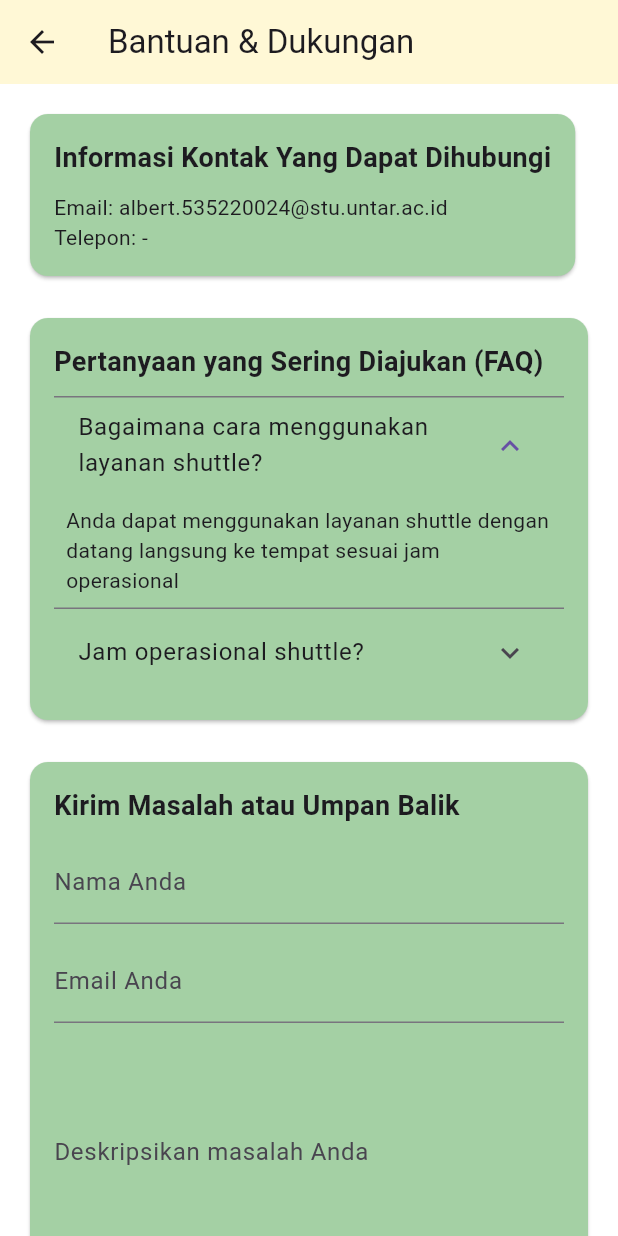
After one commit to BertyAl/FlutterP1, a Flutter app: the HelpSupportScreen screen opened directly, after a tap on "Bagaimana cara menggunakan layanan shutt", on a phone screen of 412 x 824 dp. The commit adds this screen. Run offline on Flutter 3.47's test engine with Material 3 defaults, Android fonts, the phone set to English and light mode, and no system bars; drawn by our look-alikes of flutter_form_builder; our stand-ins replace cloud_firestore, firebase_auth, firebase_core, firebase_storage, flutter_map, form_builder_validators and 2 more; missing offline and left inert: firebase_app_check; accounts and stored records are empty.

Commit message:
Add additional screen Fixed Icon app change  app name

```diff
--- a/lib/screens/parking_utils/selection_button_ui.dart
+++ b/lib/screens/parking_utils/selection_button_ui.dart
@@ -22,7 +22,6 @@ class _SelectionButtonPageState extends State<SelectionButtonPage> {
 
   @override
   void initState() {
-    // TODO: implement initState
     super.initState();
     List<Seat> seats = Provider.of<SelectionButtonProvider>(context, listen: false).selectedSeats;
 
@@ -34,7 +33,6 @@ class _SelectionButtonPageState extends State<SelectionButtonPage> {
 
   @override
   void dispose() {
-    // TODO: implement dispose
     super.dispose();
     searchController.dispose();
   }
--- /dev/null
+++ b/lib/screens/profile_extension_screen/bantuan_screen.dart
@@ -0,0 +1,151 @@
+import 'package:flutter/material.dart';
+import 'package:flutter_form_builder/flutter_form_builder.dart';
+import 'package:form_builder_validators/form_builder_validators.dart';
+
+import '../../utils/colors.dart'; // Import untuk FormBuilderValidators
+
+class HelpSupportScreen extends StatelessWidget {
+  final _formKey = GlobalKey<FormBuilderState>();
+
+  @override
+  Widget build(BuildContext context) {
+    return Scaffold(
+      appBar: AppBar(
+        title: Text('Bantuan & Dukungan'),
+        backgroundColor: main1,
+      ),
+      body: SingleChildScrollView(
+        padding: EdgeInsets.all(16.0),
+        child: Column(
+          crossAxisAlignment: CrossAxisAlignment.start,
+          children: [
+            _buildContactInfo(),
+            SizedBox(height: 20),
+            _buildFAQSection(),
+            SizedBox(height: 20),
+            _buildFeedbackForm(context),
+          ],
+        ),
+      ),
+      backgroundColor: Colors.white,
+    );
+  }
+
+  Widget _buildContactInfo() {
+    return Card(
+      color: upper1,
+      child: Padding(
+        padding: EdgeInsets.all(16.0),
+        child: Column(
+          crossAxisAlignment: CrossAxisAlignment.start,
+          children: [
+            Text(
+              'Informasi Kontak Yang Dapat Dihubungi',
+              style: TextStyle(fontSize: 18, fontWeight: FontWeight.bold),
+            ),
+            SizedBox(height: 10),
+            Text('Email: albert.535220024@stu.untar.ac.id'),
+            Text('Telepon: -'),
+          ],
+        ),
+      ),
+    );
+  }
+
+  Widget _buildFAQSection() {
+    return Card(
+      color: upper1,
+      child: Padding(
+        padding: EdgeInsets.all(16.0),
+        child: Column(
+          crossAxisAlignment: CrossAxisAlignment.start,
+          children: [
+            Text(
+              'Pertanyaan yang Sering Diajukan (FAQ)',
+              style: TextStyle(fontSize: 18, fontWeight: FontWeight.bold),
+            ),
+            SizedBox(height: 10),
+            _buildFAQItem('Bagaimana cara menggunakan layanan shuttle?', 'Anda dapat menggunakan layanan shuttle dengan datang langsung ke tempat sesuai jam operasional'),
+            _buildFAQItem('Jam operasional shuttle?', 'Jadwal Shuttle sudah ada pada halaman yang tersedia'),
+          ],
+        ),
+      ),
+    );
+  }
+
+  Widget _buildFAQItem(String question, String answer) {
+    return ExpansionTile(
+      title: Text(question),
+      children: [
+        Padding(
+          padding: EdgeInsets.all(8.0),
+          child: Text(answer),
+        ),
+      ],
+    );
+  }
+
+  Widget _buildFeedbackForm(BuildContext context) {
+    return Card(
+      color: upper1,
+      child: Padding(
+        padding: EdgeInsets.all(16.0),
+        child: FormBuilder(
+          key: _formKey,
+          child: Column(
+            crossAxisAlignment: CrossAxisAlignment.start,
+            children: [
+              Text(
+                'Kirim Masalah atau Umpan Balik',
+                style: TextStyle(fontSize: 18, fontWeight: FontWeight.bold),
+              ),
+              SizedBox(height: 10),
+              FormBuilderTextField(
+                name: 'name',
+                decoration: InputDecoration(
+                  labelText: 'Nama Anda',
+                ),
+              ),
+              SizedBox(height: 10),
+              FormBuilderTextField(
+                name: 'email',
+                decoration: InputDecoration(
+                  labelText: 'Email Anda',
+                ),
+                validator: FormBuilderValidators.compose([
+                  FormBuilderValidators.required(),
+                  FormBuilderValidators.email(),
+                ]),
+              ),
+              SizedBox(height: 10),
+              FormBuilderTextField(
+                name: 'issue',
+                decoration: InputDecoration(
+                  labelText: 'Deskripsikan masalah Anda',
+                ),
+                maxLines: 5,
+                validator: FormBuilderValidators.required(),
+              ),
+              SizedBox(height: 20),
+              ElevatedButton(
+                style: ElevatedButton.styleFrom(
+                  backgroundColor: Colors.transparent,
+                ),
+                onPressed: () {
+                  if (_formKey.currentState?.saveAndValidate() ?? false) {
+                    final formData = _formKey.currentState?.value;
+                    print('Data Form: $formData');
+                    ScaffoldMessenger.of(context).showSnackBar(
+                      SnackBar(content: Text('Umpan balik berhasil dikirim!')),
+                    );
+                  }
+                },
+                child: Text('Kirim' ,style: TextStyle(color: Colors.black)),
+              ),
+            ],
+          ),
+        ),
+      ),
+    );
+  }
+}
--- a/pubspec.yaml
+++ b/pubspec.yaml
@@ -36,12 +36,9 @@ dependencies:
   firebase_core: ^3.1.0
   firebase_analytics: ^11.0.1
   firebase_auth: ^5.1.0
-  #app_check setelah di upload ke appstore baru dapat menggunakan SHA certificate
   firebase_app_check: ^0.3.0+1
   firebase_storage: ^12.0.1
   cloud_firestore: ^5.0.1
-  # The following adds the Cupertino Icons font to your application.
-  # Use with the CupertinoIcons class for iOS style icons.
   cupertino_icons: ^1.0.6
   book_my_seat: ^1.0.1
   image_picker: ^0.8.7+4
@@ -49,6 +46,8 @@ dependencies:
   google_maps_flutter: ^2.2.0
   flutter_map: ^4.0.0
   latlong2: ^0.8.1
+  flutter_form_builder: ^9.3.0
+  form_builder_validators: ^10.0.1
 
 dev_dependencies:
   flutter_test:
```
Also changed, not shown: lib/screens/order_screen.dart (+122 -124 lines), lib/screens/payment_screen.dart (added, +79 -0 lines), lib/screens/profile_extension_screen/privasi_screen.dart (added, +56 -0 lines), lib/screens/profile_screen.dart (+13 -5 lines), lib/screens/ticket_screen.dart (+55 -24 lines), lib/screens/transportasi_screen.dart (+11 -15 lines), assets/images/logo.png (deleted), pubspec.lock, 2 other files.
